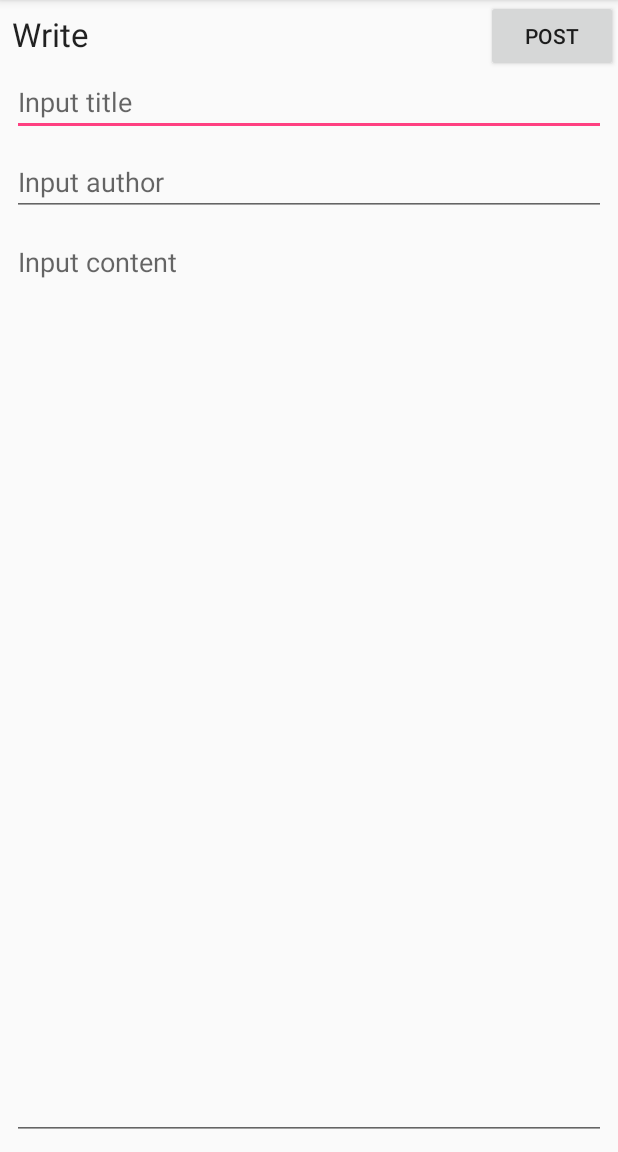
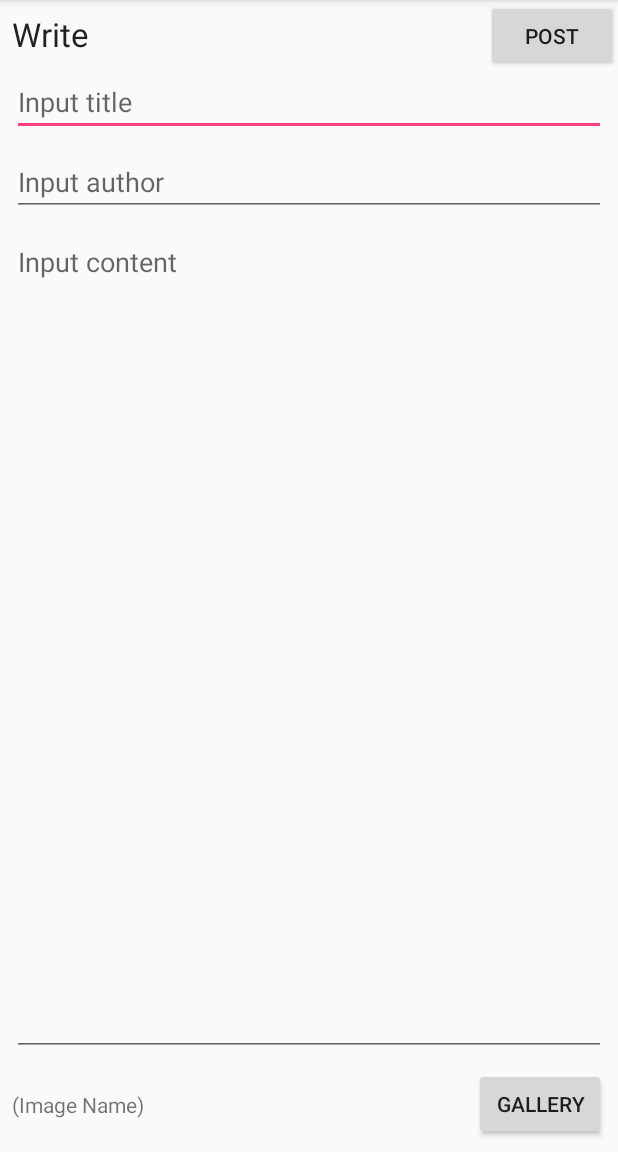
Before and after one commit to javafa/3rd_FirebaseBbs, an Android app: the DetailActivity screen opened directly, with no data from a screen before it, on a phone screen of 412 x 824 dp, the part 84-1236 px from its top. Run offline under Robolectric (Android 15) with nearby library versions, the phone set to English and light mode, and no system bars; our stand-ins replace Firebase (no records; nobody signed in at launch, a user with empty details on screens opened directly).

```diff
--- a/app/build.gradle
+++ b/app/build.gradle
@@ -30,6 +30,8 @@ dependencies {
     compile 'com.android.support:recyclerview-v7:25.3.1'
     compile 'com.android.support:cardview-v7:25.3.1'
     compile 'com.android.support:design:25.3.1'
+    compile 'com.google.firebase:firebase-storage:10.0.1'
+    compile 'com.google.firebase:firebase-auth:10.0.1'
     testCompile 'junit:junit:4.12'
 }
 
@@ -37,4 +39,5 @@ dependencies {
 
 
 
+
 apply plugin: 'com.google.gms.google-services'
--- a/app/src/main/res/layout/activity_detail.xml
+++ b/app/src/main/res/layout/activity_detail.xml
@@ -51,7 +51,6 @@
         android:id="@+id/editContent"
         android:layout_width="0dp"
         android:layout_height="0dp"
-        android:layout_marginBottom="8dp"
         android:layout_marginLeft="8dp"
         android:layout_marginRight="8dp"
         android:layout_marginTop="8dp"
@@ -59,10 +58,12 @@
         android:gravity="top"
         android:hint="Input content"
         android:inputType="textMultiLine"
-        app:layout_constraintBottom_toBottomOf="parent"
         app:layout_constraintLeft_toLeftOf="parent"
         app:layout_constraintRight_toRightOf="parent"
-        app:layout_constraintTop_toBottomOf="@+id/editAuthor" />
+        app:layout_constraintTop_toBottomOf="@+id/editAuthor"
+        app:layout_constraintHorizontal_bias="0.0"
+        android:layout_marginBottom="8dp"
+        app:layout_constraintBottom_toTopOf="@+id/btnFile" />
 
     <Button
         android:id="@+id/btnPost"
@@ -75,4 +76,29 @@
         app:layout_constraintRight_toRightOf="parent"
         app:layout_constraintTop_toTopOf="parent" />
 
+    <Button
+        android:id="@+id/btnFile"
+        android:layout_width="wrap_content"
+        android:layout_height="wrap_content"
+        android:layout_marginBottom="8dp"
+        android:layout_marginRight="8dp"
+        android:onClick="openGallery"
+        android:text="Gallery"
+        app:layout_constraintBottom_toBottomOf="parent"
+        app:layout_constraintRight_toRightOf="parent" />
+
+    <TextView
+        android:id="@+id/textImage"
+        android:layout_width="0dp"
+        android:layout_height="wrap_content"
+        android:layout_marginBottom="8dp"
+        android:layout_marginLeft="8dp"
+        android:layout_marginRight="8dp"
+        android:layout_marginTop="8dp"
+        android:text="(Image Name)"
+        app:layout_constraintBottom_toBottomOf="@+id/btnFile"
+        app:layout_constraintLeft_toLeftOf="parent"
+        app:layout_constraintRight_toLeftOf="@+id/btnFile"
+        app:layout_constraintTop_toTopOf="@+id/btnFile" />
+
 </android.support.constraint.ConstraintLayout>
```
Also changed, not shown: app/src/main/AndroidManifest.xml (+8 -10 lines), app/src/main/java/com/veryworks/android/firebasebbs/DetailActivity.java (+71 -1 lines), app/src/main/java/com/veryworks/android/firebasebbs/MainActivity.java (+21 -1 lines), app/src/main/java/com/veryworks/android/firebasebbs/util/PermissionControl.java (added, +78 -0 lines), app/src/main/res/layout/activity_main.xml (+3 -4 lines).
